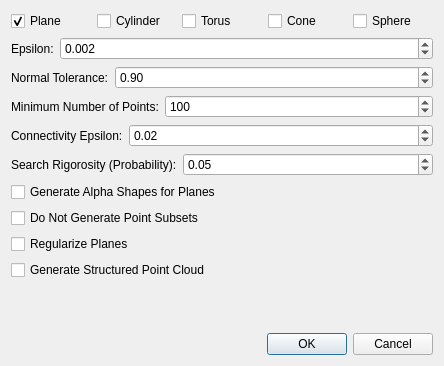
CGAL/releases, file demo/Polyhedron/Plugins/Point_set/Point_set_shape_detection_plugin.ui: the form before one commit.
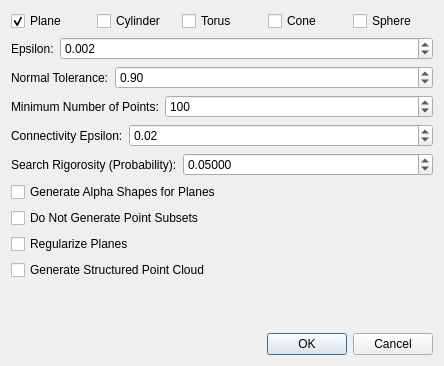
The form after the commit.

Diff of the .ui file:
```diff
--- a/demo/Polyhedron/Plugins/Point_set/Point_set_shape_detection_plugin.ui
+++ b/demo/Polyhedron/Plugins/Point_set/Point_set_shape_detection_plugin.ui
@@ -184,6 +184,12 @@
        <property name="toolTip">
         <string>Probability to overlook the largest primitive in one extraction iteration</string>
        </property>
+       <property name="decimals">
+         <number>5</number>
+       </property>
+       <property name="minimum">
+         <double>0.000010000000000</double>
+       </property>
        <property name="maximum">
         <double>1.000000000000000</double>
        </property>
```
